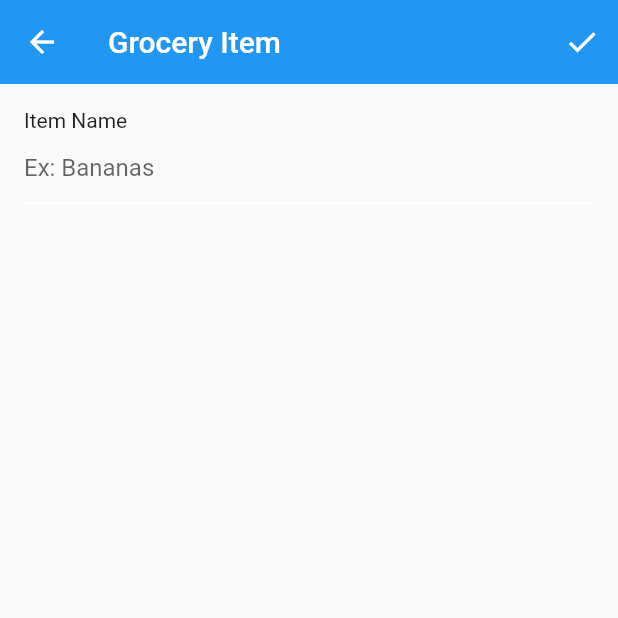
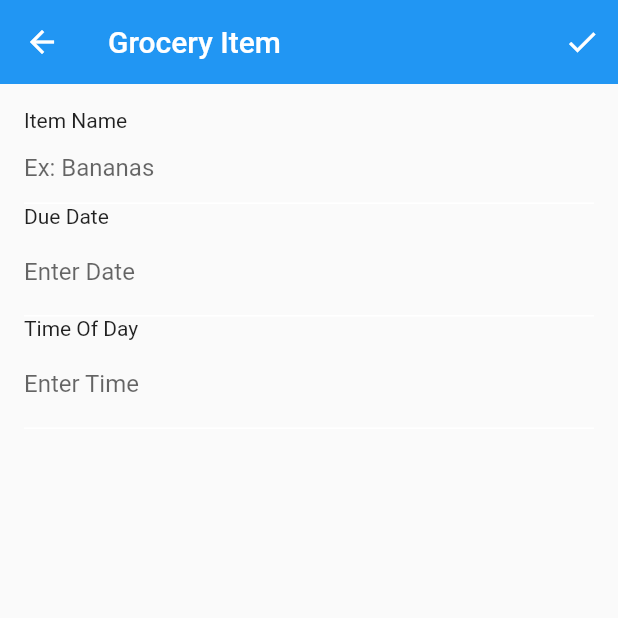
Before and after one commit to BaraaHalabiTr/apdl, a Flutter app: the screen it shows after launch, item 3 of the bottom bar chosen, after a tap on the "add" icon, on a phone screen of 412 x 824 dp, the top half of it. Run offline on Flutter 3.47's test engine with Material 2 defaults, Android fonts, the phone set to English and light mode, and no system bars.

Commit message:
added date and time fields

```diff
--- a/lib/screens/grocery_item_screen.dart
+++ b/lib/screens/grocery_item_screen.dart
@@ -1,5 +1,6 @@
 import 'package:flutter/material.dart';
 import 'package:uuid/uuid.dart';
+import 'package:intl/intl.dart';
 import '../models/models.dart';
 
 class GroceryItemScreen extends StatefulWidget {
@@ -20,11 +21,11 @@ class GroceryItemScreen extends StatefulWidget {
 
 class _GroceryItemScreenState extends State<GroceryItemScreen> {
   final _nameController = TextEditingController();
+  final _dateController = TextEditingController();
+  final _timeController = TextEditingController();
   String _name = '';
   DateTime _dueDate = DateTime.now();
   TimeOfDay _timeOfDay = TimeOfDay.now();
-  Color _currentColor = Colors.green;
-  int _currentSliderValue = 0;
 
   @override
   void initState() {
@@ -35,6 +36,8 @@ class _GroceryItemScreenState extends State<GroceryItemScreen> {
       final date = originalItem.date;
       _timeOfDay = TimeOfDay(hour: date.hour, minute: date.minute);
       _dueDate = date;
+      _dateController.text = DateFormat('yyyy-MM-dd').format(date);
+      _timeController.text = '${_timeOfDay.hour}:${_timeOfDay.minute}';
     }
 
     _nameController.addListener(() {
@@ -42,19 +45,32 @@ class _GroceryItemScreenState extends State<GroceryItemScreen> {
         _name = _nameController.text;
       });
     });
+
+    _dateController.addListener(() {
+      _dueDate = DateTime.parse(_dateController.text);
+    });
+
+    _timeController.addListener(() {
+      int splitIndex = _timeController.text.indexOf(":");
+      _timeOfDay = TimeOfDay(
+          hour: int.parse(_timeController.text.substring(0, splitIndex).trim()),
+          minute:
+              int.parse(_timeController.text.substring(splitIndex + 1).trim()));
+    });
     super.initState();
   }
 
   @override
   void dispose() {
     _nameController.dispose();
+    _dateController.dispose();
+    _timeController.dispose();
     super.dispose();
   }
 
   @override
   Widget build(BuildContext context) {
     return Scaffold(
-      // 2
       appBar: AppBar(
         actions: [
           IconButton(
@@ -63,7 +79,6 @@ class _GroceryItemScreenState extends State<GroceryItemScreen> {
               final groceryItem = GroceryItem(
                 id: widget.originalItem?.id ?? const Uuid().v1(),
                 name: _nameController.text,
-
                 date: DateTime(
                   _dueDate.year,
                   _dueDate.month,
@@ -88,11 +103,77 @@ class _GroceryItemScreenState extends State<GroceryItemScreen> {
       body: Container(
         padding: const EdgeInsets.all(16.0),
         child: ListView(
-          children: [
-            buildNameField(),
-          ],
+          children: [buildNameField(), buildDateField(), BuildTimeField()],
         ),
       ),
+    );
+  }
+
+  Widget buildDateField() {
+    return Column(
+      crossAxisAlignment: CrossAxisAlignment.start,
+      children: [
+        Text(
+          'Due Date',
+        ),
+        TextField(
+          controller: _dateController,
+          decoration: InputDecoration(
+            labelText: "Enter Date",
+            enabledBorder: const UnderlineInputBorder(
+              borderSide: BorderSide(color: Colors.white),
+            ),
+          ),
+          readOnly: true,
+          onTap: () async {
+            DateTime? pickedDate = await showDatePicker(
+                context: context,
+                initialDate: _dueDate ?? DateTime.now(),
+                firstDate: DateTime(1950),
+                lastDate: DateTime(2100));
+
+            if (pickedDate != null) {
+              String formattedDate =
+                  DateFormat('yyyy-MM-dd').format(pickedDate);
+              setState(() {
+                _dateController.text = formattedDate;
+              });
+            }
+          },
+        ),
+      ],
+    );
+  }
+
+  Widget BuildTimeField() {
+    return Column(
+      crossAxisAlignment: CrossAxisAlignment.start,
+      children: [
+        Text(
+          'Time Of Day',
+        ),
+        TextField(
+          controller: _timeController,
+          decoration: InputDecoration(
+            labelText: "Enter Time",
+            enabledBorder: const UnderlineInputBorder(
+              borderSide: BorderSide(color: Colors.white),
+            ),
+          ),
+          readOnly: true,
+          onTap: () async {
+            TimeOfDay? pickedTime = await showTimePicker(
+                context: context, initialTime: _timeOfDay ?? TimeOfDay.now());
+
+            if (pickedTime != null) {
+              String formattedTime = '${pickedTime.hour}:${pickedTime.minute}';
+              setState(() {
+                _timeController.text = formattedTime;
+              });
+            }
+          },
+        ),
+      ],
     );
   }
 
@@ -105,17 +186,10 @@ class _GroceryItemScreenState extends State<GroceryItemScreen> {
         ),
         TextField(
           controller: _nameController,
-          cursorColor: _currentColor,
           decoration: InputDecoration(
             hintText: 'Ex: Bananas',
             enabledBorder: const UnderlineInputBorder(
               borderSide: BorderSide(color: Colors.white),
-            ),
-            focusedBorder: UnderlineInputBorder(
-              borderSide: BorderSide(color: _currentColor),
-            ),
-            border: UnderlineInputBorder(
-              borderSide: BorderSide(color: _currentColor),
             ),
           ),
         ),
```
